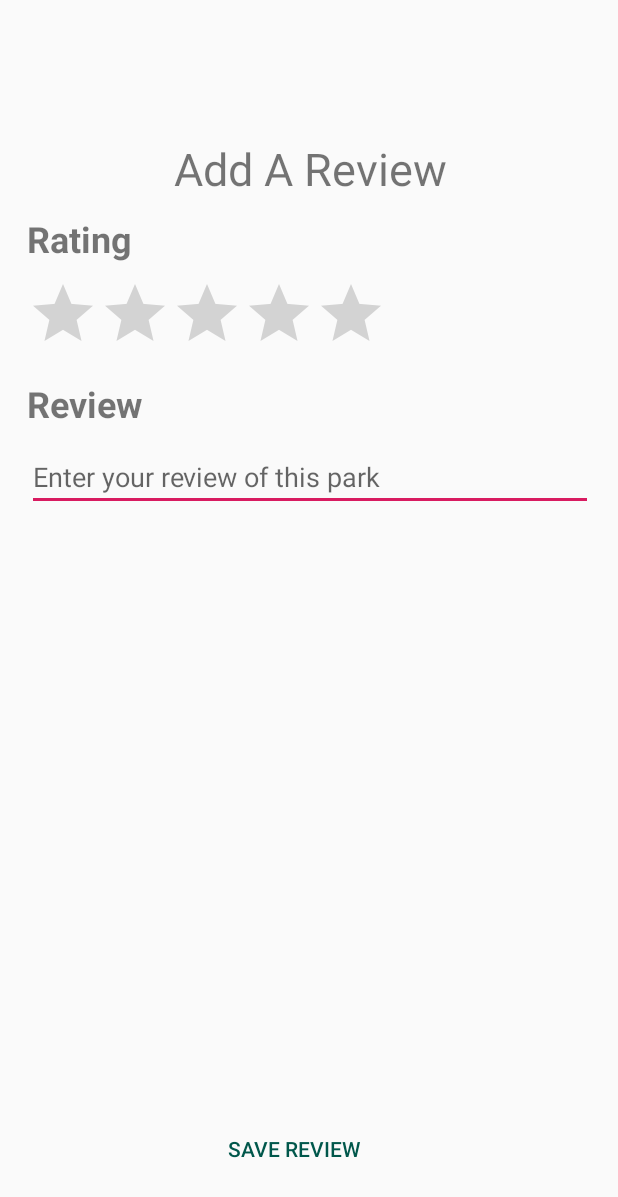
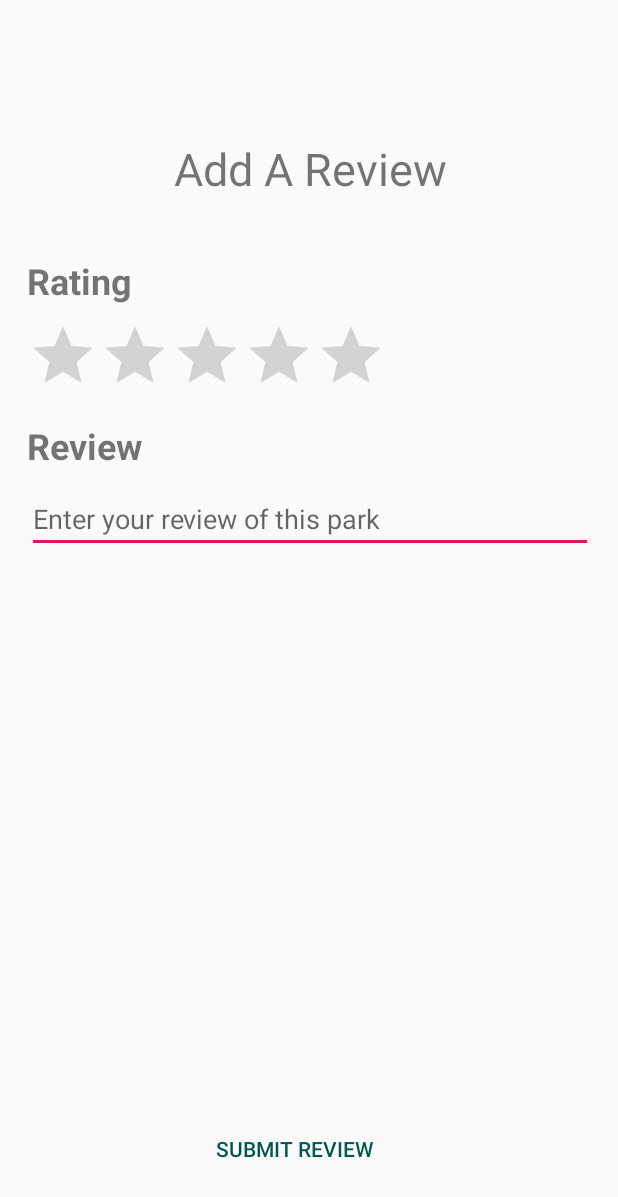
Before and after one commit to tangzt0415/CuteParks, an Android app: the AddReviewActivity screen opened directly, with no data from a screen before it, on a phone screen of 412 x 824 dp. Shown: the top 1197 px of the screen. Run offline under Robolectric (Android 15) with nearby library versions, the phone set to English and light mode, and no system bars; our stand-ins replace Firebase (no records; nobody signed in at launch, a user with empty details on screens opened directly).

Commit message:
22 Mar Add review UI

```diff
--- a/app/src/main/res/layout/activity_add_review.xml
+++ b/app/src/main/res/layout/activity_add_review.xml
@@ -28,6 +28,10 @@
             android:layout_marginEnd="20dp"
             android:textAlignment="center"
             android:textSize="30sp" />
+
+        <Space
+            android:layout_width="match_parent"
+            android:layout_height="28dp" />
 
         <TextView
             android:id="@+id/addReviewRatingTitle"
@@ -88,13 +92,13 @@
 
         <Button
             android:id="@+id/addReviewSaveButton"
-            android:textColor="@color/colorPrimaryDark"
+            style="?android:attr/buttonBarButtonStyle"
             android:layout_width="match_parent"
             android:layout_height="wrap_content"
+            android:layout_marginRight="20dp"
             android:layout_weight="1"
-            android:layout_marginRight="20dp"
-            style="?android:attr/buttonBarButtonStyle"
-            android:text="Save Review" />
+            android:text="Submit Review"
+            android:textColor="@color/colorPrimaryDark" />
 
     </LinearLayout>
 
```
